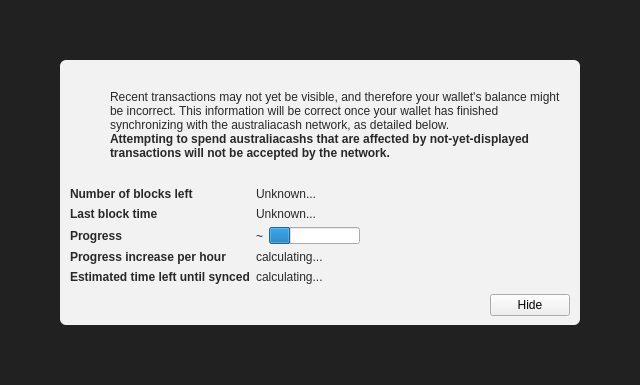
The window that src/qt/forms/modaloverlay.ui (farsider350/AustraliaCash-Core) describes before a commit, drawn with Qt 5.
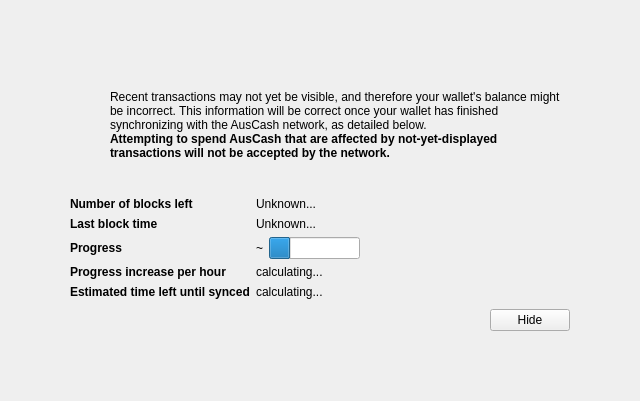
The same window after the commit. Icons and pictures are not drawn. Custom widgets are drawn as their Qt base class.

```diff
--- a/src/qt/forms/modaloverlay.ui
+++ b/src/qt/forms/modaloverlay.ui
@@ -7,7 +7,7 @@
     <x>0</x>
     <y>0</y>
     <width>640</width>
-    <height>385</height>
+    <height>401</height>
    </rect>
   </property>
   <property name="windowTitle">
@@ -32,9 +32,9 @@
    <item>
     <widget class="QWidget" name="bgWidget" native="true">
      <property name="styleSheet">
-      <string notr="true">#bgWidget { background: rgba(0,0,0,220); }</string>
+      <string notr="true"/>
      </property>
-     <layout class="QVBoxLayout" name="verticalLayoutMain" stretch="1">
+     <layout class="QVBoxLayout" name="verticalLayoutMain" stretch="0">
       <property name="leftMargin">
        <number>60</number>
       </property>
@@ -50,11 +50,9 @@
       <item>
        <widget class="QWidget" name="contentWidget" native="true">
         <property name="styleSheet">
-         <string notr="true">#contentWidget { background: rgba(255,255,255,240); border-radius: 6px; }
-
-QLabel { color: rgb(40,40,40);  }</string>
+         <string notr="true"/>
         </property>
-        <layout class="QVBoxLayout" name="verticalLayoutSub" stretch="1,0,0,0">
+        <layout class="QVBoxLayout" name="verticalLayoutSub" stretch="1,0,0,0,0">
          <property name="spacing">
           <number>0</number>
          </property>
@@ -130,7 +128,7 @@
              <item>
               <widget class="QLabel" name="infoText">
                <property name="text">
-                <string>Recent transactions may not yet be visible, and therefore your wallet's balance might be incorrect. This information will be correct once your wallet has finished synchronizing with the australiacash network, as detailed below.</string>
+                <string>Recent transactions may not yet be visible, and therefore your wallet's balance might be incorrect. This information will be correct once your wallet has finished synchronizing with the AusCash network, as detailed below.</string>
                </property>
                <property name="textFormat">
                 <enum>Qt::RichText</enum>
@@ -149,7 +147,7 @@
                 </font>
                </property>
                <property name="text">
-                <string>Attempting to spend australiacashs that are affected by not-yet-displayed transactions will not be accepted by the network.</string>
+                <string>Attempting to spend AusCash that are affected by not-yet-displayed transactions will not be accepted by the network.</string>
                </property>
                <property name="textFormat">
                 <enum>Qt::RichText</enum>
```
Left out of the diff: 19 changed lines with no effect on the pictures.
